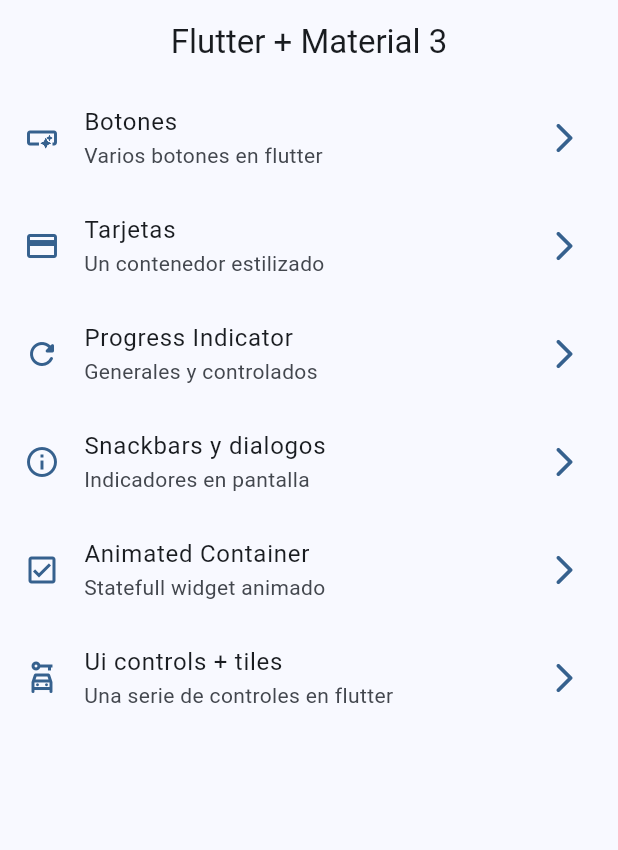
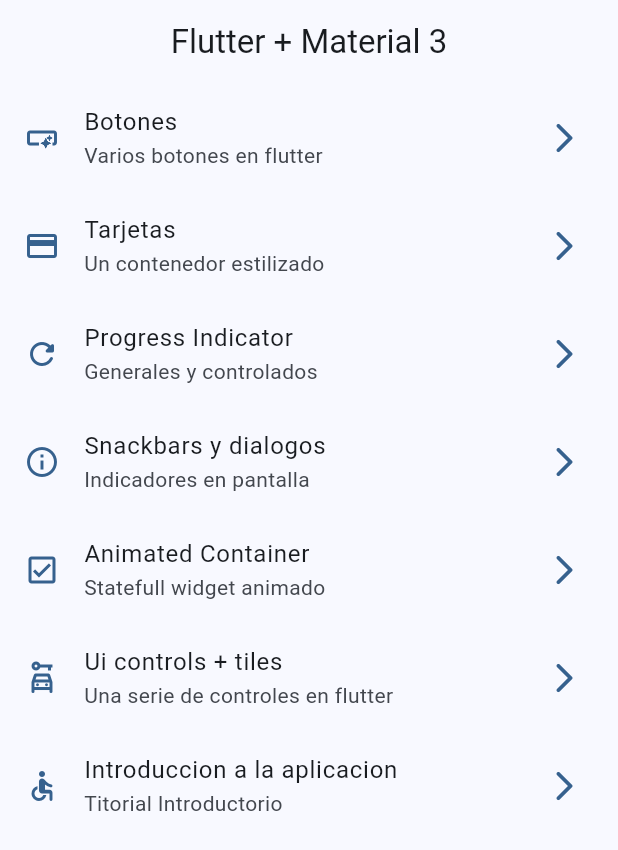
Before and after one commit to jesusjosee/flutter-wigets-app, a Flutter app: the screen it shows after launch, on a phone screen of 412 x 824 dp. Shown: the top 850 px of the screen. Run offline on Flutter 3.47's test engine with Material 2 defaults, Android fonts, the phone set to English and light mode, and no system bars; our stand-ins replace go_router.

Commit message:
Ruta de tuttorial creada

```diff
--- a/lib/config/menu/menu_items.dart
+++ b/lib/config/menu/menu_items.dart
@@ -51,5 +51,11 @@ const appMenuItems = <MenuItem> [
     link: '/ui-controls',
     icon: Icons.car_rental_outlined
   ),
+  MenuItem(
+    title: 'Introduccion a la aplicacion',
+    subtitle: 'Titorial Introductorio',
+    link: '/tutorial',
+    icon: Icons.accessible_rounded
+  ),
 
 ];
--- a/lib/config/router/app_router.dart
+++ b/lib/config/router/app_router.dart
@@ -44,5 +44,10 @@ final approuter = GoRouter(
       name: UiControlsScreen.name,
       builder: (context, state) => const UiControlsScreen(),
     ),
+    GoRoute(
+      path: '/tutorial',
+      name: AppTutorialScreen.name,
+      builder: (context, state) => const AppTutorialScreen(),
+    ),
   ],
 );
```
